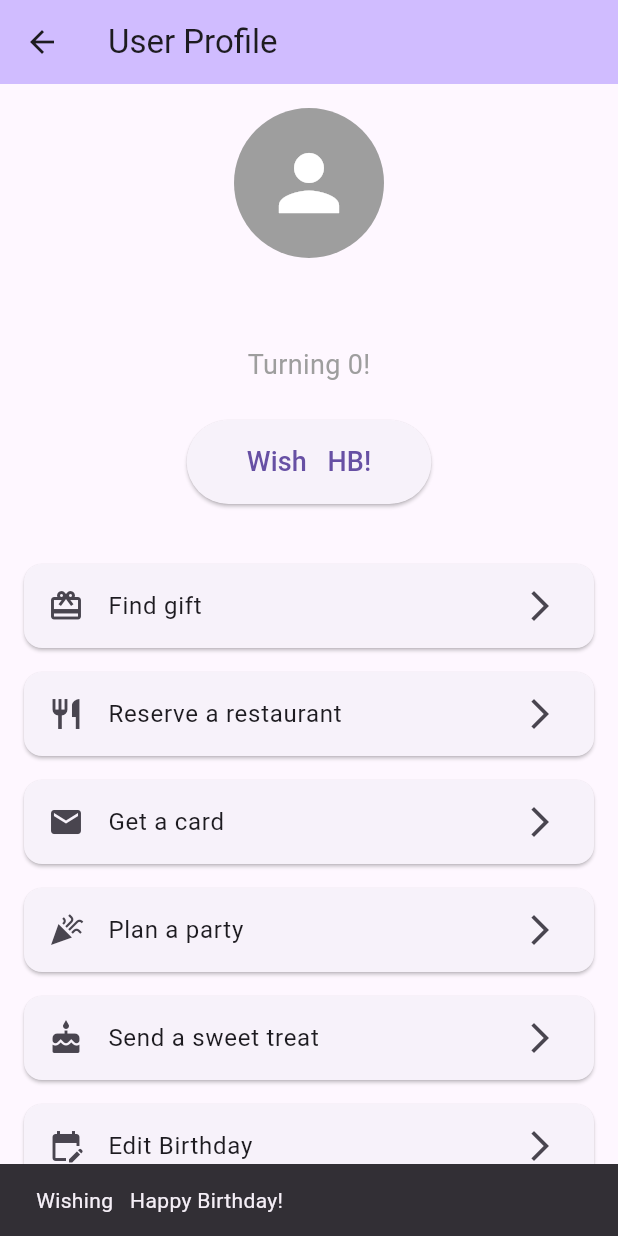
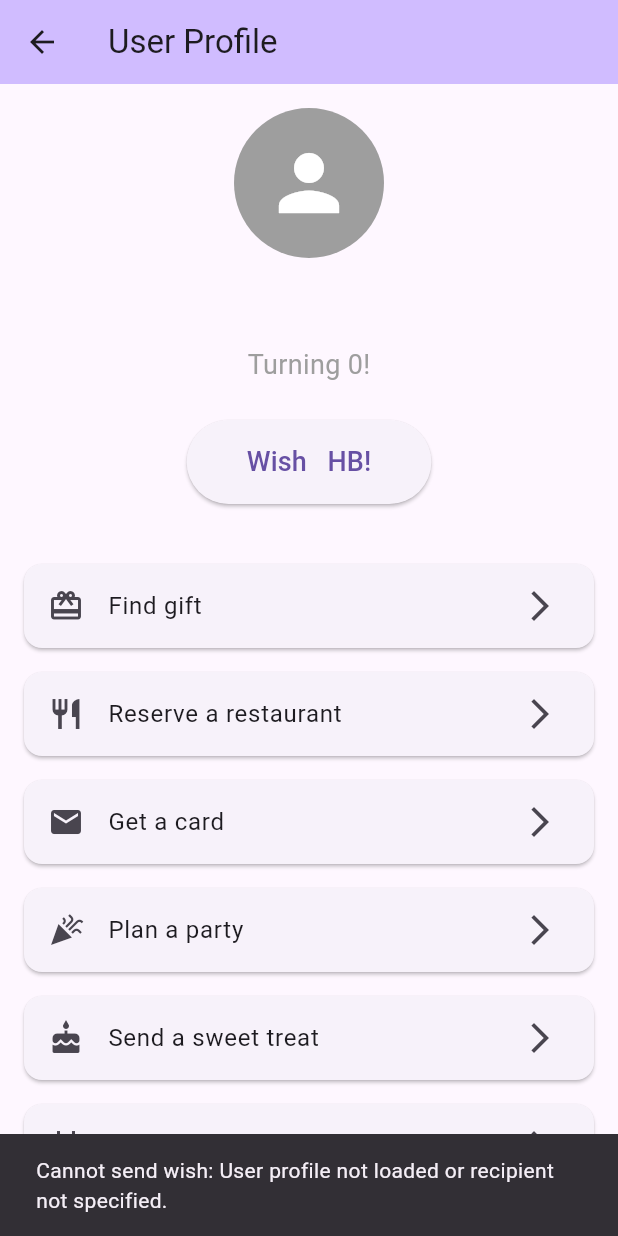
Before and after one commit to saoriyo99/birthday_app, a Flutter app: the UserProfilePage screen opened directly, after a tap on an icon or button, on a phone screen of 412 x 824 dp. Run offline on Flutter 3.47's test engine with Material 3 defaults, Android fonts, the phone set to English and light mode, and no system bars; our stand-ins replace image_picker, qr_flutter, share_plus, supabase_flutter; accounts and stored records are empty; network calls fail.

Commit message:
feat: Implement birthday wishing functionality
Adds the ability to send birthday wishes from a user's profile page.

This commit introduces:
- A new `_sendBirthdayWish` method in `UserProfilePageState` to handle inserting wishes into `social.wishes` and sending corresponding notifications via `NotificationService`.
- Integration of `NotificationService` and `UserNotification` model into `UserProfilePage`.
- Updates to `_WishButton` to use the new `onWishPressed` callback.
- Sets a default value of `false` for `actionRequired` in `UserNotification.fromJson` to prevent null errors.

```diff
--- a/lib/models/notification.dart
+++ b/lib/models/notification.dart
@@ -1,5 +1,3 @@
-
-
 class UserNotification {
   final String id;
   final DateTime createdAt;
@@ -30,7 +28,7 @@ class UserNotification {
       isRead: json['is_read'],
       userId: json['user_id'],
       sourceId: json['source_id'],
-      actionRequired: json['action_required'],
+      actionRequired: json['action_required'] ?? false, // Default to false if not present
     );
   }
 
--- a/lib/screens/user_profile_page.dart
+++ b/lib/screens/user_profile_page.dart
@@ -2,7 +2,9 @@
 import 'package:flutter/material.dart';
 import 'package:supabase_flutter/supabase_flutter.dart';
 import '../models/user_profile.dart';
+import '../models/notification.dart'; // Import Notification model
 import '../services/friend_service.dart'; // Import FriendService
+import '../services/notification_service.dart'; // Import NotificationService
 
 /// A page displaying a user's birthday profile.
 ///
@@ -21,11 +23,13 @@ class _UserProfilePageState extends State<UserProfilePage> {
   UserProfile? _userProfile;
   bool _isLoading = true;
   late final FriendService _friendService; // Declare FriendService
+  late final NotificationService _notificationService; // Declare NotificationService
 
   @override
   void initState() {
     super.initState();
     _friendService = FriendService(Supabase.instance.client); // Initialize FriendService
+    _notificationService = NotificationService(Supabase.instance.client); // Initialize NotificationService
     if (widget.userProfile != null) {
       _userProfile = widget.userProfile;
       _isLoading = false;
@@ -82,6 +86,50 @@ class _UserProfilePageState extends State<UserProfilePage> {
       age--;
     }
     return age;
+  }
+
+  /// Sends a birthday wish to the user whose profile is being viewed.
+  ///
+  /// Inserts a wish into `social.wishes` and a notification into `social.notifications`.
+  Future<void> _sendBirthdayWish() async {
+    if (_userProfile == null || widget.userProfile == null) {
+      _showSnackBar('Cannot send wish: User profile not loaded or recipient not specified.');
+      return;
+    }
+
+    _setLoadingState(true);
+    final supabase = Supabase.instance.client;
+    final currentUser = supabase.auth.currentUser;
+
+    if (currentUser == null) {
+      _setLoadingState(false);
+      _showSnackBar('User not logged in.');
+      return;
+    }
+
+    try {
+      // 1. Insert Wish
+      await supabase.schema('social').from('wishes').insert({
+        'sender_id': currentUser.id,
+        'recipient_id': widget.userProfile!.id, // the person whose profile we're on
+        'type': 'birthday',
+        'message': 'Happy Birthday ${widget.userProfile!.firstName}!', // optional fixed message or template
+      });
+
+      // 2. Insert Notification
+      await _notificationService.insertNotification(
+        userId: widget.userProfile!.id,
+        type: 'wish_received',
+        content: '${_userProfile!.firstName} wished you a happy birthday!',
+        sourceId: currentUser.id,
+      );
+
+      _showSnackBar('Birthday wish sent successfully!');
+    } catch (e) {
+      _showSnackBar('Failed to send birthday wish: ${e.toString()}');
+    } finally {
+      _setLoadingState(false);
+    }
   }
 
   /// Allows the user to edit their birthday via a date picker.
@@ -179,7 +227,10 @@ class _UserProfilePageState extends State<UserProfilePage> {
               groups: groups,
             ),
             const SizedBox(height: 24),
-            _WishButton(fullName: fullName),
+            _WishButton(
+              fullName: fullName,
+              onWishPressed: _sendBirthdayWish, // Pass the new callback
+            ),
             const SizedBox(height: 32),
             _ActionTilesSection(
               isSelf: isSelf,
@@ -241,17 +292,14 @@ class _ProfileHeader extends StatelessWidget {
 /// Widget for the "Wish Happy Birthday" button.
 class _WishButton extends StatelessWidget {
   final String fullName;
+  final VoidCallback onWishPressed; // Add a callback for the button press
 
-  const _WishButton({required this.fullName});
+  const _WishButton({required this.fullName, required this.onWishPressed});
 
   @override
   Widget build(BuildContext context) {
     return ElevatedButton(
-      onPressed: () {
-        ScaffoldMessenger.of(context).showSnackBar(
-          SnackBar(content: Text('Wishing $fullName Happy Birthday!')),
-        );
-      },
+      onPressed: onWishPressed, // Use the provided callback
       style: ElevatedButton.styleFrom(
         padding: const EdgeInsets.symmetric(horizontal: 40, vertical: 15),
       ),
```
Also changed, not shown: lib/services/notification_service.dart (+21 -0 lines).
